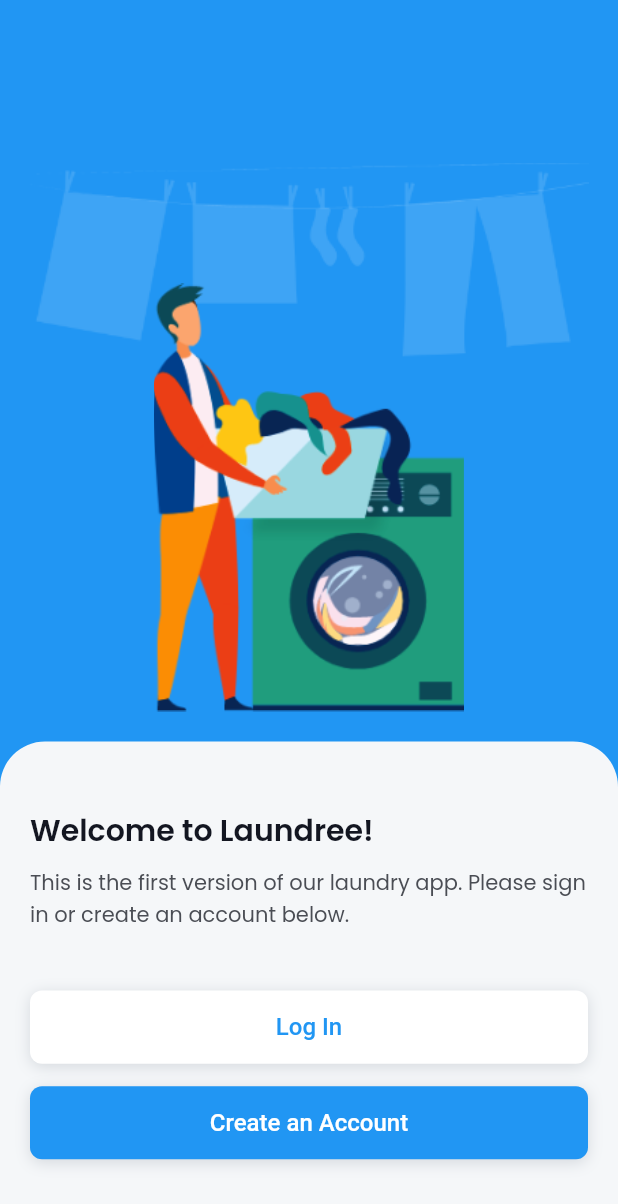
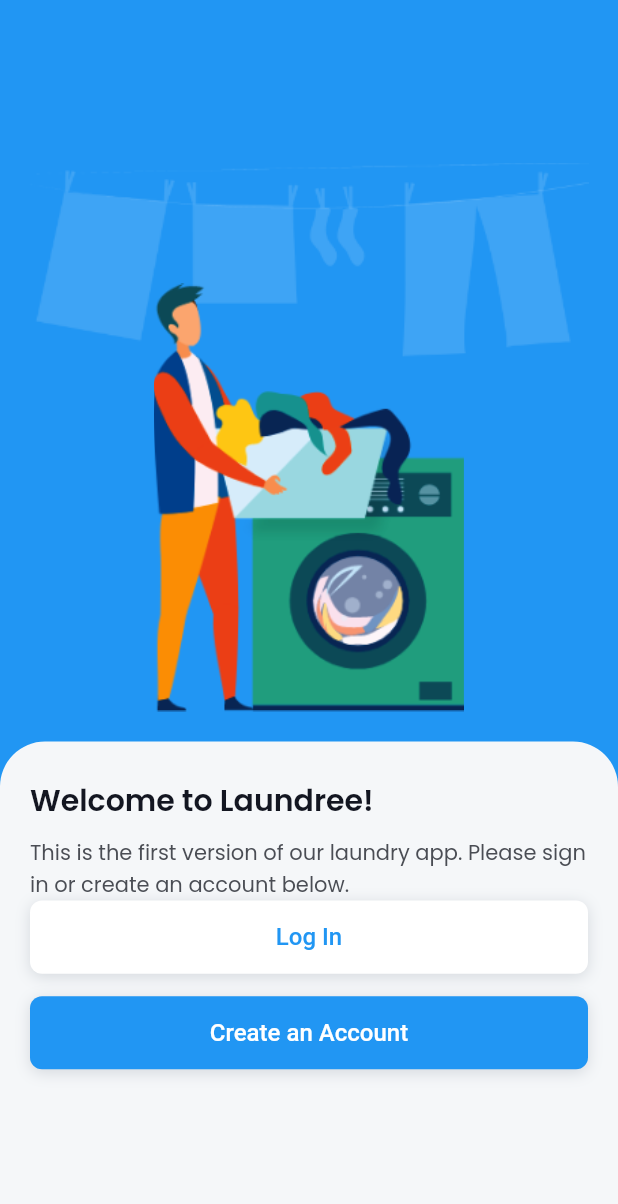
Before and after one commit to mwanawabangona/LaundryApp-main, a Flutter app: the screen it shows after launch, on a phone screen of 412 x 824 dp. Shown: the top 1204 px of the screen. Run offline on Flutter 3.47's test engine with Material 2 defaults, Android fonts, the phone set to English and light mode, and no system bars; our stand-ins replace curved_navigation_bar, flutter_screenutil, google_fonts.

Commit message:
fixed overflow

```diff
--- a/lib/pages/home.dart
+++ b/lib/pages/home.dart
@@ -5,12 +5,13 @@ import '../utils/helper.dart';
 import '../widgets/app_button.dart';
 
 class Home extends StatelessWidget {
+  const Home({super.key});
+
   @override
   Widget build(BuildContext context) {
     return Scaffold(
       backgroundColor: Constants.primaryColor,
-      body: Container(
-        child: Column(
+      body: Column(
         crossAxisAlignment: CrossAxisAlignment.stretch,
         children: [
           Expanded(
@@ -25,20 +26,18 @@ class Home extends StatelessWidget {
                   child: Container(
                     height: 150.0,
                     width: double.infinity,
-                      decoration: BoxDecoration(
+                    decoration: const BoxDecoration(
                       image: DecorationImage(
                         image: AssetImage("assets/images/cloth_faded.png"),
                       ),
                     ),
                   ),
                 ),
-                  Container(
-                    child: Padding(
-                      padding: EdgeInsets.all(20.0),
+                Padding(
+                  padding: const EdgeInsets.all(20.0),
                   child: Image.asset(
                     "assets/images/illustration.png",
                     scale: 1.1,
-                      ),
                   ),
                 ),
               ],
@@ -47,13 +46,13 @@ class Home extends StatelessWidget {
           Expanded(
             flex: 2,
             child: Container(
-                padding: EdgeInsets.symmetric(
+              padding: const EdgeInsets.symmetric(
                 horizontal: 20.0,
                 vertical: 24.0,
               ),
               decoration: BoxDecoration(
                 color: Constants.scaffoldBackgroundColor,
-                  borderRadius: BorderRadius.only(
+                borderRadius: const BorderRadius.only(
                   topRight: Radius.circular(30.0),
                   topLeft: Radius.circular(30.0),
                 ),
@@ -61,28 +60,23 @@ class Home extends StatelessWidget {
               child: Column(
                 crossAxisAlignment: CrossAxisAlignment.start,
                 children: [
-                    SizedBox(height: 20.0),
                   Text(
                     "Welcome to Laundree!",
                     style: Theme.of(context).textTheme.titleLarge?.copyWith(
                           fontWeight: FontWeight.w600,
-                            color: Color.fromRGBO(19, 22, 33, 1),
+                          color: const Color.fromRGBO(19, 22, 33, 1),
                         ),
                   ),
-                    SizedBox(
+                  const SizedBox(
                     height: 10.0,
                   ),
-                    Text(
+                  const Text(
                     "This is the first version of our laundry app. Please sign in or create an account below.",
                     style: TextStyle(
                       color: Color.fromRGBO(74, 77, 84, 1),
                       fontSize: 14.0,
                     ),
                   ),
-                    SizedBox(
-                      height: 40.0,
-                    ),
-                    // Let's create a generic button widget
                   AppButton(
                     text: "Log In",
                     type: ButtonType.PLAIN,
@@ -90,12 +84,13 @@ class Home extends StatelessWidget {
                       nextScreen(context, "/login");
                     },
                   ),
-                    SizedBox(
+                  const SizedBox(
                     height: 15.0,
                   ),
                   AppButton(
                     text: "Create an Account",
-                      type: ButtonType.PRIMARY, onPressed: () {  },
+                    type: ButtonType.PRIMARY,
+                    onPressed: () {},
                   )
                 ],
               ),
@@ -103,7 +98,6 @@ class Home extends StatelessWidget {
           )
         ],
       ),
-      ),
     );
   }
 }
```
Also changed, not shown: lib/main.dart (line endings or trailing spaces). Lines whose indentation alone changed are shown as unchanged.
